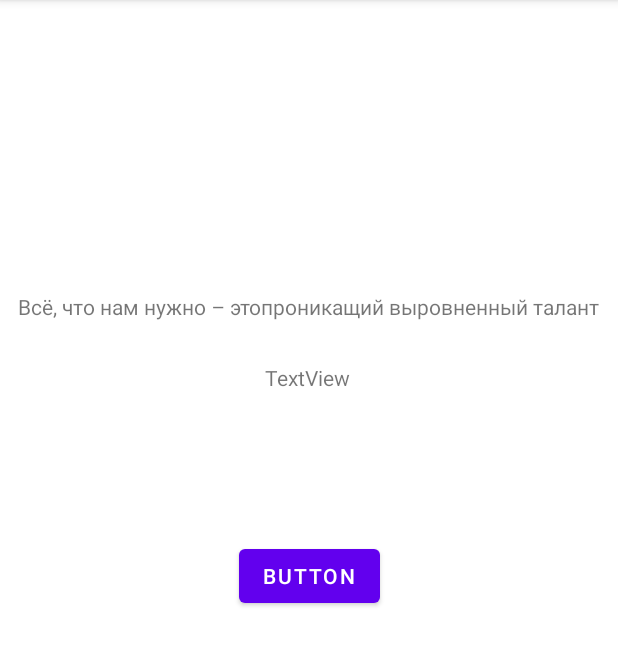
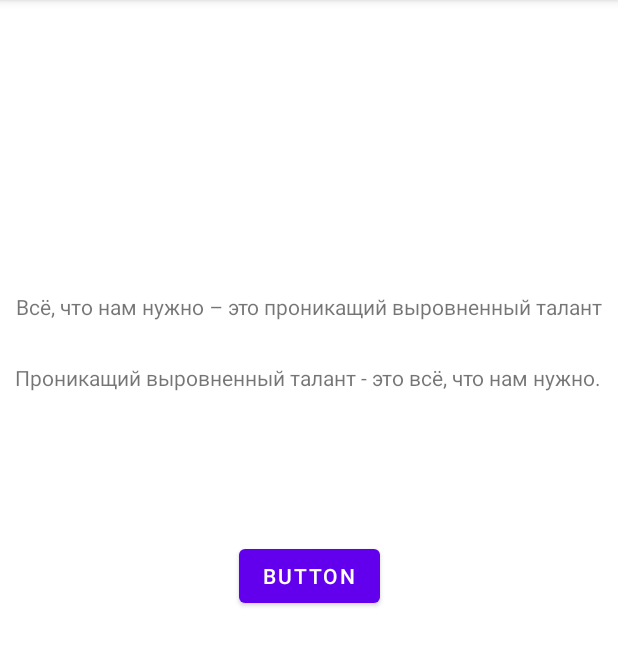
Before and after one commit to bekishevaleria/String, an Android app: the screen it shows after launch (MainActivity), after a tap on "BUTTON", on a phone screen of 412 x 824 dp, the part 84-750 px from its top. Run offline under Robolectric (Android 15) with nearby library versions, the phone set to English and light mode, and no system bars.

Commit message:
Добавлен код обработки

```diff
--- a/app/src/main/java/com/example/string/MainActivity.java
+++ b/app/src/main/java/com/example/string/MainActivity.java
@@ -9,8 +9,9 @@ import android.widget.TextView;
 
 public class MainActivity extends AppCompatActivity {
 
-    String str = "Всё, что нам нужно – это";
+    String str = "Всё, что нам нужно – это ";
     TextView text;
+    TextView res;
     Button butt;
 
     @Override
@@ -20,10 +21,16 @@ public class MainActivity extends AppCompatActivity {
 
         text = findViewById(R.id.text);
         butt = findViewById(R.id.butt);
+        res  = findViewById(R.id.res);
     }
 
     public void butclick(View view) {
 
         text.setText(str + Phraser.PhraserGen());
+        String s = text.getText().toString();
+        String left = s.substring(0,s.indexOf("– это")-1);
+        String right = s.substring(s.indexOf("– это")+7);
+        res.setText(Character.toUpperCase(s.charAt(s.indexOf("– это")+6))  + (right+" - это "+left+".").toLowerCase());
     }
+
 }
```
